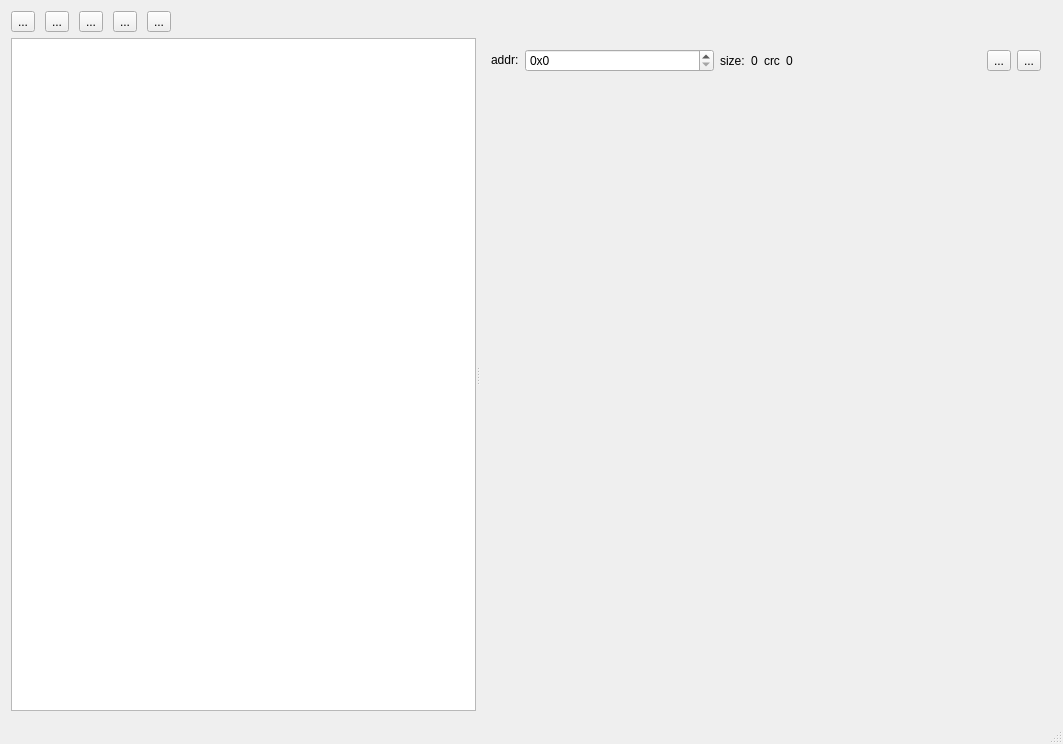
smartgauges/qvbf, file main.ui: the form before one commit.
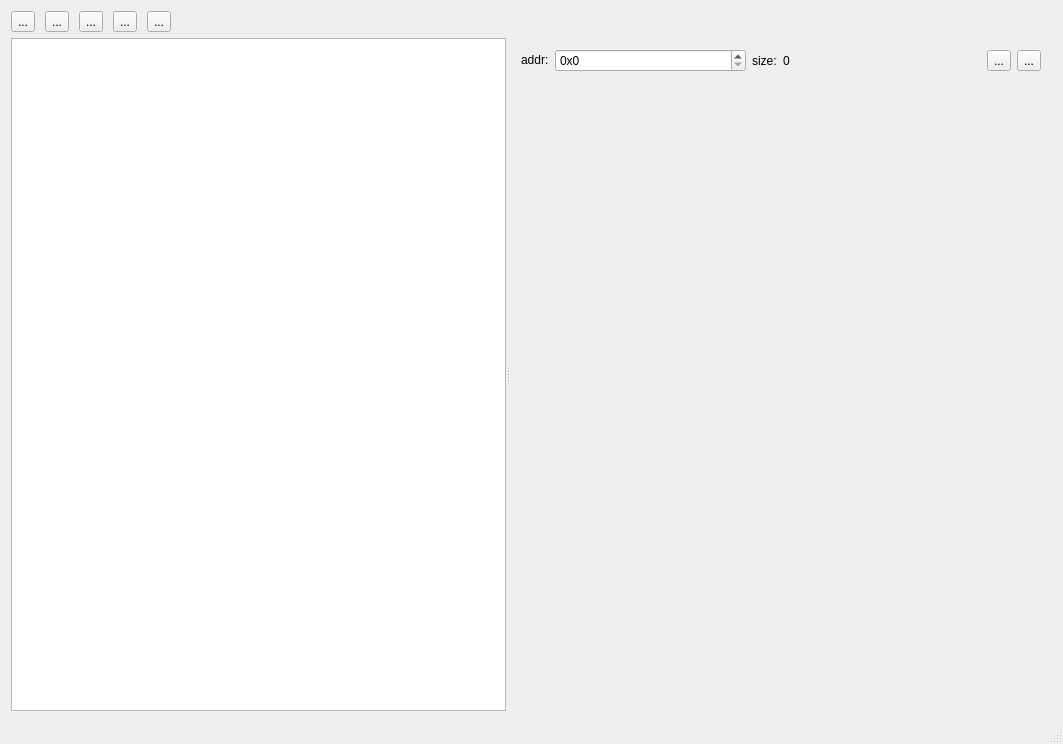
The form after the commit. The open tabs and pages were chosen to show the change. Icons and pictures are not drawn. Custom widgets are drawn as their Qt base class.

```diff
--- a/main.ui
+++ b/main.ui
@@ -397,20 +397,6 @@
              </property>
             </widget>
            </item>
-           <item>
-            <widget class="QLabel" name="label_2">
-             <property name="text">
-              <string>crc</string>
-             </property>
-            </widget>
-           </item>
-           <item>
-            <widget class="QLabel" name="lbl_block_crc">
-             <property name="text">
-              <string>0</string>
-             </property>
-            </widget>
-           </item>
            <item>
             <spacer name="horizontalSpacer_4">
              <property name="orientation">
```
